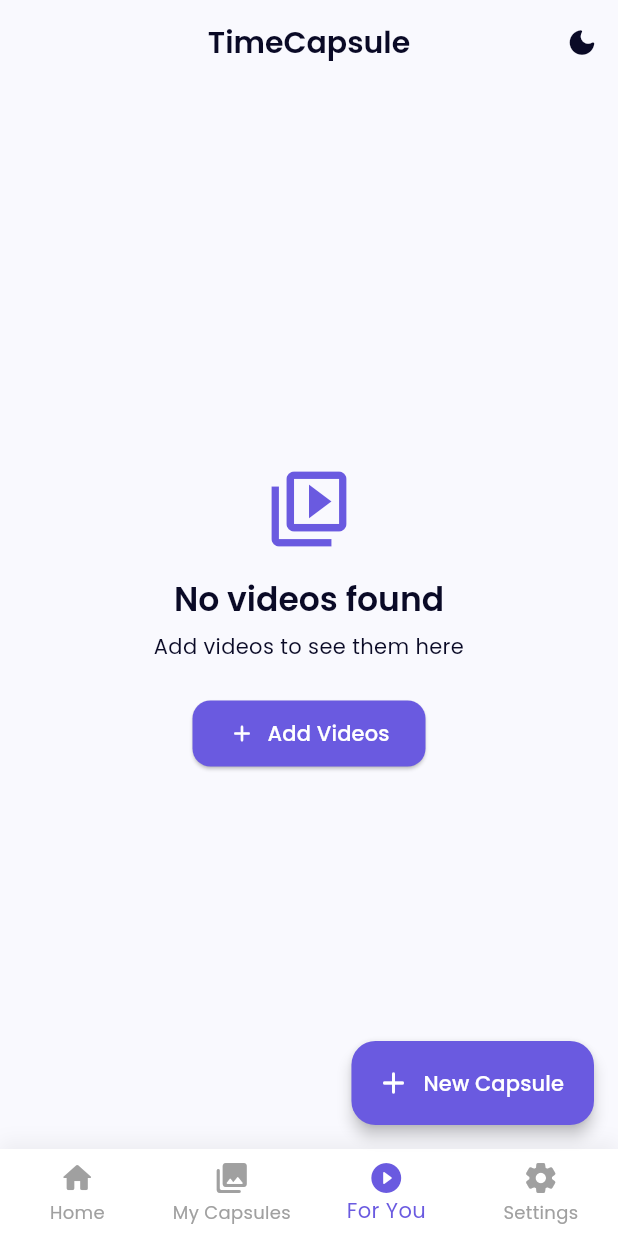
After one commit to TypTech/TimeCapsule, a Flutter app: the screen it shows after launch, item 3 of the bottom bar chosen, after a tap on "Add Videos", on a phone screen of 412 x 824 dp. The commit adds this screen. Run offline on Flutter 3.47's test engine with Material 3 defaults, Android fonts, the phone set to English and light mode, and no system bars; our stand-ins replace flutter_easyloading, google_fonts, hive, hive_flutter, image_picker, permission_handler and 2 more; accounts and stored records are empty.

Commit message:
Video for you Page Hinzugefügt

```diff
--- a/time_capsule/lib/main.dart
+++ b/time_capsule/lib/main.dart
@@ -2,6 +2,7 @@ import 'package:flutter/material.dart';
 import 'package:provider/provider.dart';
 import 'package:time_capsule/services/theme_service.dart';
 import 'package:time_capsule/services/media_service.dart';
+import 'package:time_capsule/services/video_service.dart';
 import 'package:time_capsule/services/local_storage_service.dart';
 import 'dart:io';
 import 'package:image_picker/image_picker.dart';
@@ -11,6 +12,7 @@ import 'package:flutter_easyloading/flutter_easyloading.dart';
 import 'package:path_provider/path_provider.dart';
 import 'package:hive_flutter/hive_flutter.dart';
 import 'package:time_capsule/models/capsule.dart';
+import 'package:time_capsule/models/liked_video.dart';
 import 'services/notification_service.dart';
 import 'services/image_processing_service.dart';
 import 'services/user_preferences_service.dart';
@@ -19,6 +21,7 @@ import 'screens/photo_selection_screen.dart';
 import 'screens/create_capsule_page.dart';
 import 'screens/theme_selection_page.dart';
 import 'screens/capsule_detail_page.dart';
+import 'screens/for_you_page.dart';
 import 'package:permission_handler/permission_handler.dart';
 import 'package:google_fonts/google_fonts.dart';
 import 'screens/home_screen.dart';
@@ -39,11 +42,15 @@ void main() async {
   if (!Hive.isAdapterRegistered(0)) {
     Hive.registerAdapter(CapsuleAdapter());
   }
+  if (!Hive.isAdapterRegistered(2)) {
+    Hive.registerAdapter(LikedVideoAdapter());
+  }
 
   // Initialize services after Hive setup
   final mediaService = MediaService();
   final localStorageService = LocalStorageService();
   final themeService = ThemeService();
+  final videoService = VideoService();
 
   // Wait for initialization
   try {
@@ -64,6 +71,7 @@ void main() async {
         ChangeNotifierProvider<LocalStorageService>(
           create: (_) => localStorageService,
         ),
+        ChangeNotifierProvider<VideoService>(create: (_) => videoService),
       ],
       child: const MyApp(),
     ),
--- /dev/null
+++ b/time_capsule/lib/screens/for_you_page.dart
@@ -0,0 +1,332 @@
+import 'dart:io';
+import 'package:flutter/material.dart';
+import 'package:provider/provider.dart';
+import 'package:time_capsule/services/video_service.dart';
+import 'package:video_player/video_player.dart';
+
+class ForYouPage extends StatefulWidget {
+  const ForYouPage({super.key});
+
+  @override
+  State<ForYouPage> createState() => _ForYouPageState();
+}
+
+class _ForYouPageState extends State<ForYouPage> {
+  late PageController _pageController;
+  VideoPlayerController? _activeController;
+  int _currentPage = 0;
+  bool _isInitialized = false;
+
+  @override
+  void initState() {
+    super.initState();
+    _pageController = PageController();
+
+    // Use a post-frame callback to avoid calling setState during build
+    WidgetsBinding.instance.addPostFrameCallback((_) {
+      _initVideoService();
+    });
+  }
+
+  Future<void> _initVideoService() async {
+    final videoService = Provider.of<VideoService>(context, listen: false);
+
+    // First, request permissions
+    if (!videoService.permissionsGranted) {
+      final granted = await videoService.requestPermission();
+      if (!granted && mounted) {
+        // Permission denied, but we'll show UI for this
+        setState(() {
+          _isInitialized = true;
+        });
+        return;
+      }
+    }
+
+    // Then load videos if we have permissions
+    if (videoService.deviceVideos.isEmpty) {
+      await videoService.loadDeviceVideos();
+    }
+
+    if (mounted) {
+      setState(() {
+        _isInitialized = true;
+      });
+
+      if (videoService.deviceVideos.isNotEmpty) {
+        _initializeController(videoService.deviceVideos.first);
+      }
+    }
+  }
+
+  Future<void> _initializeController(File videoFile) async {
+    if (_activeController != null) {
+      await _activeController!.dispose();
+    }
+
+    _activeController = VideoPlayerController.file(videoFile);
+
+    await _activeController!.initialize();
+    await _activeController!.setLooping(true);
+    await _activeController!.play();
+    setState(() {});
+  }
+
+  @override
+  void dispose() {
+    _pageController.dispose();
+    _activeController?.dispose();
+    super.dispose();
+  }
+
+  @override
+  Widget build(BuildContext context) {
+    final videoService = Provider.of<VideoService>(context);
+    final theme = Theme.of(context);
+
+    if (videoService.isLoading || !_isInitialized) {
+      return const Center(child: CircularProgressIndicator());
+    }
+
+    // Show permission error view
+    if (!videoService.permissionsGranted) {
+      return _buildPermissionDeniedView(theme, videoService);
+    }
+
+    // Show general error view
+    if (videoService.errorMessage != null) {
+      return Center(
+        child: Column(
+          mainAxisAlignment: MainAxisAlignment.center,
+          children: [
+            Icon(
+              Icons.error_outline_rounded,
+              color: theme.colorScheme.error,
+              size: 60,
+            ),
+            const SizedBox(height: 16),
+            Padding(
+              padding: const EdgeInsets.symmetric(horizontal: 32),
+              child: Text(
+                videoService.errorMessage!,
+                style: theme.textTheme.bodyLarge,
+                textAlign: TextAlign.center,
+              ),
+            ),
+            const SizedBox(height: 24),
+            ElevatedButton.icon(
+              onPressed: _initVideoService,
+              icon: const Icon(Icons.refresh_rounded),
+              label: const Text('Retry'),
+            ),
+          ],
+        ),
+      );
+    }
+
+    if (videoService.deviceVideos.isEmpty) {
+      return Scaffold(
+        body: Center(
+          child: Column(
+            mainAxisAlignment: MainAxisAlignment.center,
+            children: [
+              Icon(
+                Icons.video_library_outlined,
+                size: 60,
+                color: theme.colorScheme.primary,
+              ),
+              const SizedBox(height: 16),
+              Text(
+                'No videos found',
+                style: theme.textTheme.titleLarge,
+                textAlign: TextAlign.center,
+              ),
+              const SizedBox(height: 8),
+              Text(
+                'Add videos to see them here',
+                style: theme.textTheme.bodyMedium,
+                textAlign: TextAlign.center,
+              ),
+              const SizedBox(height: 24),
+              ElevatedButton.icon(
+                onPressed: () => videoService.loadDeviceVideos(),
+                icon: const Icon(Icons.add_rounded),
+                label: const Text('Add Videos'),
+              ),
+            ],
+          ),
+        ),
+      );
+    }
+
+    return Scaffold(
+      body: PageView.builder(
+        controller: _pageController,
+        scrollDirection: Axis.vertical,
+        onPageChanged: (index) {
+          setState(() {
+            _currentPage = index;
+          });
+          _initializeController(videoService.deviceVideos[index]);
+        },
+        itemCount: videoService.deviceVideos.length,
+        itemBuilder: (context, index) {
+          final video = videoService.deviceVideos[index];
+          final isLiked = videoService.isVideoLiked(video.path);
+
+          return Stack(
+            fit: StackFit.expand,
+            children: [
+              // Video player
+              if (_activeController != null &&
+                  _activeController!.value.isInitialized)
+                GestureDetector(
+                  onTap: () {
+                    if (_activeController!.value.isPlaying) {
+                      _activeController!.pause();
+                    } else {
+                      _activeController!.play();
+                    }
+                    setState(() {});
+                  },
+                  child: VideoPlayer(_activeController!),
+                ),
+
+              // Video controls overlay
+              Positioned(
+                right: 16,
+                bottom: 80,
+                child: Column(
+                  children: [
+                    // Like button
+                    IconButton(
+                      icon: Icon(
+                        isLiked ? Icons.favorite : Icons.favorite_border,
+                        color: isLiked ? Colors.red : Colors.white,
+                        size: 32,
+                      ),
+                      onPressed: () => videoService.toggleLike(video.path),
+                    ),
+                    const SizedBox(height: 8),
+                    Text(
+                      'Like',
+                      style: TextStyle(
+                        color: Colors.white,
+                        fontWeight: FontWeight.bold,
+                      ),
+                    ),
+
+                    const SizedBox(height: 20),
+
+                    // Share button
+                    IconButton(
+                      icon: const Icon(
+                        Icons.share_rounded,
+                        color: Colors.white,
+                        size: 32,
+                      ),
+                      onPressed: () {
+                        // Implement share functionality
+                        ScaffoldMessenger.of(context).showSnackBar(
+                          const SnackBar(
+                            content: Text(
+                              'Share functionality not implemented yet',
+                            ),
+                          ),
+                        );
+                      },
+                    ),
+                    const SizedBox(height: 8),
+                    Text(
+                      'Share',
+                      style: TextStyle(
+                        color: Colors.white,
+                        fontWeight: FontWeight.bold,
+                      ),
+                    ),
+                  ],
+                ),
+              ),
+
+              // Play/pause indicator
+              if (_activeController != null)
+                Center(
+                  child: AnimatedOpacity(
+                    opacity: _activeController!.value.isPlaying ? 0.0 : 1.0,
+                    duration: const Duration(milliseconds: 300),
+                    child: Container(
+                      decoration: BoxDecoration(
+                        color: Colors.black.withOpacity(0.5),
+                        shape: BoxShape.circle,
+                      ),
+                      padding: const EdgeInsets.all(8),
+                      child: const Icon(
+                        Icons.play_arrow,
+                        color: Colors.white,
+                        size: 50,
+                      ),
+                    ),
+                  ),
+                ),
+            ],
+          );
+        },
+      ),
+      floatingActionButton: FloatingActionButton(
+        onPressed: () => videoService.loadDeviceVideos(),
+        child: const Icon(Icons.add_rounded),
+      ),
+    );
+  }
+
+  Widget _buildPermissionDeniedView(
+    ThemeData theme,
+    VideoService videoService,
+  ) {
+    return Center(
+      child: Padding(
+        padding: const EdgeInsets.symmetric(horizontal: 24.0),
+        child: Column(
+          mainAxisAlignment: MainAxisAlignment.center,
+          children: [
+            Icon(
+              Icons.no_photography,
+              color: theme.colorScheme.error,
+              size: 64,
+            ),
+            const SizedBox(height: 24),
+            Text(
+              'Permission Required',
+              style: theme.textTheme.headlineSmall,
+              textAlign: TextAlign.center,
+            ),
+            const SizedBox(height: 16),
+            Text(
+              'To view videos in the For You section, you need to grant permission to access your media files.',
+              style: theme.textTheme.bodyLarge,
+              textAlign: TextAlign.center,
+            ),
+            const SizedBox(height: 32),
+            ElevatedButton.icon(
+              onPressed: () async {
+                final granted = await videoService.requestPermission();
+                if (granted && mounted) {
+                  // If permission granted, load videos
+                  videoService.loadDeviceVideos();
+                }
+              },
+              icon: const Icon(Icons.perm_media),
+              label: const Text('Grant Permission'),
+              style: ElevatedButton.styleFrom(
+                padding: const EdgeInsets.symmetric(
+                  horizontal: 24,
+                  vertical: 12,
+                ),
+              ),
+            ),
+          ],
+        ),
+      ),
+    );
+  }
+}
--- a/time_capsule/lib/screens/home_screen.dart
+++ b/time_capsule/lib/screens/home_screen.dart
@@ -7,6 +7,7 @@ import 'package:time_capsule/screens/create_capsule_page.dart';
 import 'package:time_capsule/screens/photo_selection_screen.dart';
 import 'package:time_capsule/screens/theme_selection_page.dart';
 import 'package:time_capsule/screens/capsule_detail_page.dart';
+import 'package:time_capsule/screens/for_you_page.dart';
 import 'dart:io';
 import 'package:intl/intl.dart';
 
@@ -162,6 +163,10 @@ class _HomeScreenState extends State<HomeScreen>
               label: 'My Capsules',
             ),
             BottomNavigationBarItem(
+              icon: Icon(Icons.play_circle_fill_rounded),
+              label: 'For You',
+            ),
+            BottomNavigationBarItem(
               icon: Icon(Icons.settings_rounded),
               label: 'Settings',
             ),
@@ -188,6 +193,8 @@ class _HomeScreenState extends State<HomeScreen>
       case 1:
         return _buildCapsuleTab();
       case 2:
+        return const ForYouPage();
+      case 3:
         return _buildSettingsTab();
       default:
         return _buildHomeTab();
--- /dev/null
+++ b/time_capsule/lib/services/video_service.dart
@@ -0,0 +1,213 @@
+import 'dart:io';
+import 'package:flutter/material.dart';
+import 'package:path_provider/path_provider.dart';
+import 'package:permission_handler/permission_handler.dart';
+import 'package:image_picker/image_picker.dart';
+import 'package:hive/hive.dart';
+import 'package:time_capsule/models/liked_video.dart';
+
+class VideoService extends ChangeNotifier {
+  // Singleton pattern
+  static final VideoService _instance = VideoService._internal();
+  factory VideoService() => _instance;
+  VideoService._internal() {
+    _initialize();
+  }
+
+  final ImagePicker _picker = ImagePicker();
+  final List<File> _deviceVideos = [];
+  final List<LikedVideo> _likedVideos = [];
+  bool _isLoading = false;
+  String? _errorMessage;
+  int _currentVideoIndex = 0;
+  late Box<LikedVideo> _likedVideosBox;
+  bool _permissionsGranted = false;
+
+  List<File> get deviceVideos => _deviceVideos;
+  List<LikedVideo> get likedVideos => _likedVideos;
+  bool get isLoading => _isLoading;
+  String? get errorMessage => _errorMessage;
+  int get currentVideoIndex => _currentVideoIndex;
+  File? get currentVideo =>
+      _deviceVideos.isNotEmpty ? _deviceVideos[_currentVideoIndex] : null;
+  bool get permissionsGranted => _permissionsGranted;
+
+  Future<void> _initialize() async {
+    await _openHiveBox();
+    await loadLikedVideos();
+    // Don't request permissions immediately - wait for user to navigate to For You tab
+  }
+
+  Future<void> _openHiveBox() async {
+    try {
+      _likedVideosBox = await Hive.openBox<LikedVideo>('likedVideos');
+      debugPrint('Liked videos box opened successfully');
+    } catch (e) {
+      debugPrint('Error opening liked videos box: $e');
+      _errorMessage = 'Failed to initialize video storage: $e';
+    }
+  }
+
+  Future<bool> requestPermission() async {
+    try {
+      _setLoading(true);
+
+      // For Android 13+ (SDK 33+)
+      final mediaVideoStatus = await Permission.videos.request();
+      final mediaImagesStatus = await Permission.photos.request();
+
+      // For Android 12 and below
+      final storageStatus = await Permission.storage.request();
+
+      // Check if any permission is granted
+      final bool granted =
+          mediaVideoStatus.isGranted ||
+          storageStatus.isGranted ||
+          mediaImagesStatus.isGranted;
+
+      debugPrint('Video permissions request result:');
+      debugPrint('- videos: ${mediaVideoStatus.isGranted}');
+      debugPrint('- photos: ${mediaImagesStatus.isGranted}');
+      debugPrint('- storage: ${storageStatus.isGranted}');
+
+      _permissionsGranted = granted;
+
+      if (!granted) {
+        _errorMessage = 'Permission to access videos is required';
+        debugPrint('❌ Video permissions denied');
+      } else {
+        debugPrint('✅ Video permissions granted');
+        _errorMessage = null;
+      }
+
+      notifyListeners();
+      return granted;
+    } catch (e) {
+      debugPrint('❌ Error requesting permissions: $e');
+      _errorMessage = 'Error requesting permissions: $e';
+      notifyListeners();
+      return false;
+    } finally {
+      _setLoading(false);
+    }
+  }
+
+  Future<void> loadDeviceVideos() async {
+    try {
+      _setLoading(true);
+      _deviceVideos.clear();
+
+      // Request permissions if not already granted
+      if (!_permissionsGranted) {
+        final permissionsGranted = await requestPermission();
+        if (!permissionsGranted) {
+          debugPrint('Cannot load videos - permissions not granted');
+          return;
+        }
+      }
+
+      // Let the user pick videos
+      try {
+        // Delayed to avoid setState during build
+        await Future.delayed(const Duration(milliseconds: 300));
+
+        final XFile? pickedVideo = await _picker.pickVideo(
+          source: ImageSource.gallery,
+        );
+
+        if (pickedVideo != null) {
+          _deviceVideos.add(File(pickedVideo.path));
+          debugPrint('✅ Added video: ${pickedVideo.path}');
+        } else {
+          debugPrint('No video selected by user');
+        }
+      } catch (e) {
+        debugPrint('❌ Error picking video: $e');
+        _errorMessage = 'Error picking video: $e';
+      }
+
+      notifyListeners();
+    } catch (e) {
+      debugPrint('❌ Error loading device videos: $e');
+      _errorMessage = 'Error loading videos: $e';
+    } finally {
+      _setLoading(false);
+    }
+  }
+
+  Future<void> loadLikedVideos() async {
+    try {
+      _likedVideos.clear();
+
+      if (_likedVideosBox.isOpen) {
+        _likedVideos.addAll(_likedVideosBox.values);
+        debugPrint('Loaded ${_likedVideos.length} liked videos');
+      }
+
+      notifyListeners();
+    } catch (e) {
+      debugPrint('Error loading liked videos: $e');
+      _errorMessage = 'Error loading liked videos: $e';
+    }
+  }
+
+  Future<void> toggleLike(String videoPath) async {
+    try {
+      // Check if video is already liked
+      final existingIndex = _likedVideos.indexWhere(
+        (v) => v.videoPath == videoPath,
+      );
+
+      if (existingIndex >= 0) {
+        // Video exists in liked videos, toggle its status
+        final video = _likedVideos[existingIndex];
+        video.isLiked = !video.isLiked;
+
+        if (video.isLiked) {
+          await _likedVideosBox.put(video.id, video);
+          debugPrint('Video marked as liked again: ${video.id}');
+        } else {
+          await _likedVideosBox.delete(video.id);
+          _likedVideos.removeAt(existingIndex);
+          debugPrint('Video removed from likes: ${video.id}');
+        }
+      } else {
+        // Video is not in liked videos, add it
+        final newLikedVideo = LikedVideo(videoPath: videoPath);
+        await _likedVideosBox.put(newLikedVideo.id, newLikedVideo);
+        _likedVideos.add(newLikedVideo);
+        debugPrint('New video liked: ${newLikedVideo.id}');
+      }
+
+      notifyListeners();
+    } catch (e) {
+      debugPrint('Error toggling like for video: $e');
+      _errorMessage = 'Error updating liked status: $e';
+    }
+  }
+
+  bool isVideoLiked(String videoPath) {
+    return _likedVideos.any((v) => v.videoPath == videoPath && v.isLiked);
+  }
+
+  void nextVideo() {
+    if (_deviceVideos.isNotEmpty) {
+      _currentVideoIndex = (_currentVideoIndex + 1) % _deviceVideos.length;
+      notifyListeners();
+    }
+  }
+
+  void previousVideo() {
+    if (_deviceVideos.isNotEmpty) {
+      _currentVideoIndex =
+          (_currentVideoIndex - 1 + _deviceVideos.length) %
+          _deviceVideos.length;
+      notifyListeners();
+    }
+  }
+
+  void _setLoading(bool loading) {
+    _isLoading = loading;
+    notifyListeners();
+  }
+}
```
Also changed, not shown: time_capsule/lib/models/liked_video.dart (added, +31 -0 lines), time_capsule/lib/services/media_service.dart (+3 -18 lines), time_capsule/lib/models/liked_video.g.dart (added), 1 other file.
